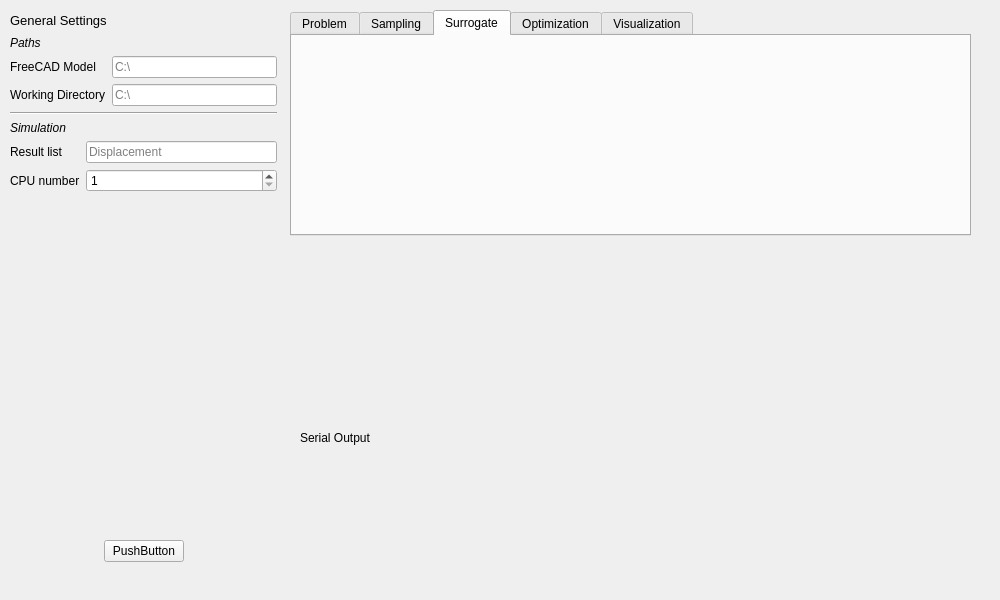
massimobrivio/TheEng, file src/ui/theeng.ui: the form before one commit.
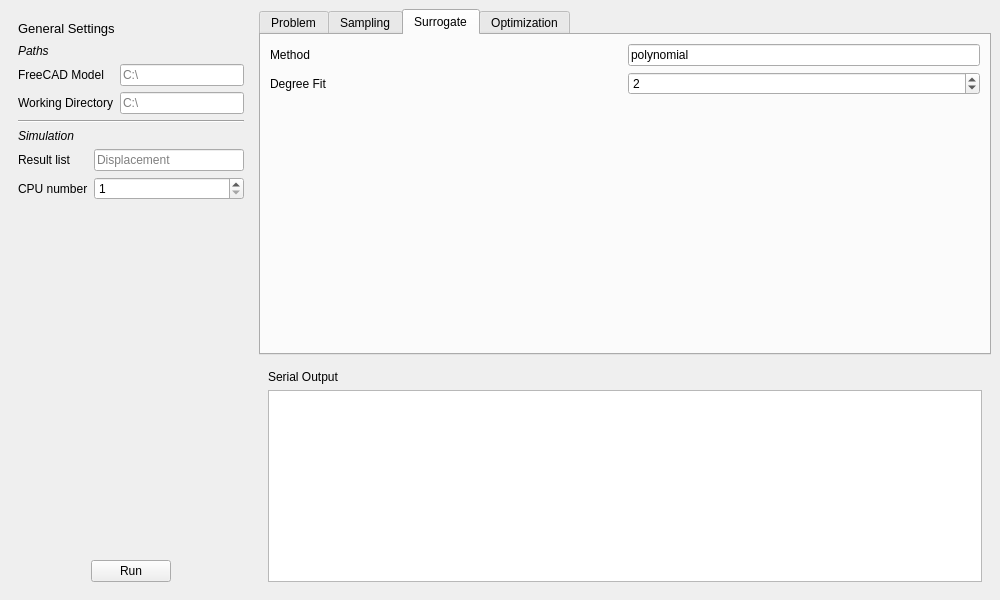
The form after the commit. The open tabs and pages were chosen to show the change. Icons and pictures are not drawn.

What changed in the file:
```diff
--- a/src/ui/theeng.ui
+++ b/src/ui/theeng.ui
@@ -14,17 +14,11 @@
    <string>MainWindow</string>
   </property>
   <widget class="QWidget" name="centralwidget">
+   <layout class="QVBoxLayout" name="verticalLayout_4">
+    <item>
+     <layout class="QHBoxLayout" name="horizontalLayout_3" stretch="1,3">
+      <item>
    <widget class="QWidget" name="sidebarWidget" native="true">
-    <property name="geometry">
-     <rect>
-      <x>10</x>
-      <y>10</y>
-      <width>267</width>
-      <height>552</height>
-     </rect>
-    </property>
-    <layout class="QHBoxLayout" name="horizontalLayout_2">
-     <item>
       <layout class="QVBoxLayout" name="verticalLayout">
        <item>
         <layout class="QHBoxLayout" name="horizontalLayout">
@@ -167,7 +161,7 @@
          <property name="sizeHint" stdset="0">
           <size>
            <width>20</width>
-           <height>298</height>
+             <height>345</height>
           </size>
          </property>
         </spacer>
@@ -190,7 +184,7 @@
          <item>
           <widget class="QPushButton" name="runButton">
            <property name="text">
-            <string>PushButton</string>
+              <string>Run</string>
            </property>
           </widget>
          </item>
@@ -210,18 +204,12 @@
         </layout>
        </item>
       </layout>
-     </item>
-    </layout>
-   </widget>
+       </widget>
+      </item>
+      <item>
+       <layout class="QVBoxLayout" name="verticalLayout_13" stretch="3,2">
+        <item>
    <widget class="QTabWidget" name="tabWidget">
-    <property name="geometry">
-     <rect>
-      <x>290</x>
-      <y>10</y>
-      <width>681</width>
-      <height>226</height>
-     </rect>
-    </property>
     <property name="tabPosition">
      <enum>QTabWidget::North</enum>
     </property>
@@ -229,22 +217,25 @@
      <number>0</number>
     </property>
     <widget class="QWidget" name="problem_tab">
+           <attribute name="icon">
+            <iconset resource="resources.qrc">
+             <normaloff>:/icons/icons/problem_sidebar.png</normaloff>:/icons/icons/problem_sidebar.png</iconset>
+           </attribute>
      <attribute name="title">
       <string>Problem</string>
      </attribute>
      <layout class="QVBoxLayout" name="verticalLayout_5">
       <item>
-       <widget class="QWidget" name="design_variablesWidget" native="true">
         <layout class="QVBoxLayout" name="verticalLayout_3">
          <item>
-          <widget class="QLabel" name="label_4">
+               <widget class="QLabel" name="designvariableLabel">
            <property name="text">
             <string>Design Variables</string>
            </property>
           </widget>
          </item>
          <item>
-          <layout class="QGridLayout" name="gridLayout" rowstretch="0,0" columnstretch="1,1,1" rowminimumheight="0,0">
+               <layout class="QGridLayout" name="gridLayout" rowstretch="0,0" columnstretch="1,0,0">
            <item row="0" column="0">
             <widget class="QLabel" name="label_3">
              <property name="text">
@@ -252,12 +243,8 @@
              </property>
             </widget>
            </item>
-           <item row="0" column="1">
-            <widget class="QLabel" name="label_5">
-             <property name="text">
-              <string>Lower Bound</string>
-             </property>
-            </widget>
+                <item row="1" column="2">
+                 <widget class="QDoubleSpinBox" name="doubleSpinBox_2"/>
            </item>
            <item row="0" column="2">
             <widget class="QLabel" name="label_6">
@@ -266,8 +253,12 @@
              </property>
             </widget>
            </item>
-           <item row="1" column="0">
-            <widget class="QLineEdit" name="lineEdit"/>
+                <item row="0" column="1">
+                 <widget class="QLabel" name="label_5">
+                  <property name="text">
+                   <string>Lower Bound</string>
+                  </property>
+                 </widget>
            </item>
            <item row="1" column="1">
             <widget class="QDoubleSpinBox" name="doubleSpinBox">
@@ -276,28 +267,27 @@
              </property>
             </widget>
            </item>
-           <item row="1" column="2">
-            <widget class="QDoubleSpinBox" name="doubleSpinBox_2"/>
+                <item row="1" column="0">
+                 <widget class="QLineEdit" name="lineEdit"/>
            </item>
           </layout>
          </item>
-        </layout>
+              <item>
+               <widget class="Line" name="line_2">
+                <property name="orientation">
+                 <enum>Qt::Horizontal</enum>
+                </property>
        </widget>
       </item>
       <item>
-       <widget class="QWidget" name="objectivesWidget" native="true">
-        <layout class="QGridLayout" name="gridLayout_2">
-         <item row="0" column="0">
-          <widget class="QLabel" name="label_7">
+               <widget class="QLabel" name="objectiveLabel">
            <property name="text">
             <string>Objectives</string>
            </property>
           </widget>
          </item>
-         <item row="1" column="0">
-          <layout class="QVBoxLayout" name="verticalLayout_4">
            <item>
-            <widget class="QLabel" name="label_8">
+               <widget class="QLabel" name="expressionLabel">
              <property name="text">
               <string>Expressions</string>
              </property>
@@ -317,9 +307,6 @@
          </item>
         </layout>
        </widget>
-      </item>
-     </layout>
-    </widget>
     <widget class="QWidget" name="sampling_tab">
      <attribute name="icon">
       <iconset resource="resources.qrc">
@@ -399,6 +386,63 @@
      <attribute name="title">
       <string>Surrogate</string>
      </attribute>
+           <layout class="QVBoxLayout" name="verticalLayout_8">
+            <item>
+             <layout class="QVBoxLayout" name="verticalLayout_2">
+              <item>
+               <layout class="QGridLayout" name="gridLayout_4" columnstretch="1,1">
+                <item row="0" column="0">
+                 <widget class="QLabel" name="label_11">
+                  <property name="text">
+                   <string>Method</string>
+                  </property>
+                 </widget>
+                </item>
+                <item row="0" column="1">
+                 <widget class="QLineEdit" name="lineEdit_4">
+                  <property name="text">
+                   <string>polynomial</string>
+                  </property>
+                  <property name="placeholderText">
+                   <string>polynomial</string>
+                  </property>
+                 </widget>
+                </item>
+                <item row="1" column="0">
+                 <widget class="QLabel" name="label_12">
+                  <property name="text">
+                   <string>Degree Fit</string>
+                  </property>
+                 </widget>
+                </item>
+                <item row="1" column="1">
+                 <widget class="QSpinBox" name="spinBox_2">
+                  <property name="minimum">
+                   <number>1</number>
+                  </property>
+                  <property name="value">
+                   <number>2</number>
+                  </property>
+                 </widget>
+                </item>
+               </layout>
+              </item>
+              <item>
+               <spacer name="verticalSpacer_3">
+                <property name="orientation">
+                 <enum>Qt::Vertical</enum>
+                </property>
+                <property name="sizeHint" stdset="0">
+                 <size>
+                  <width>20</width>
+                  <height>128</height>
+                 </size>
+                </property>
+               </spacer>
+              </item>
+             </layout>
+            </item>
+           </layout>
     </widget>
     <widget class="QWidget" name="optimization_tab">
      <attribute name="icon">
@@ -408,40 +452,91 @@
      <attribute name="title">
       <string>Optimization</string>
      </attribute>
-    </widget>
-    <widget class="QWidget" name="visualization_tab">
-     <attribute name="icon">
-      <iconset resource="resources.qrc">
-       <normaloff>:/icons/icons/visualization_sidebar.png</normaloff>:/icons/icons/visualization_sidebar.png</iconset>
-     </attribute>
-     <attribute name="title">
-      <string>Visualization</string>
-     </attribute>
-    </widget>
-   </widget>
-   <widget class="QWidget" name="widget" native="true">
-    <property name="geometry">
-     <rect>
-      <x>290</x>
-      <y>420</y>
-      <width>651</width>
-      <height>161</height>
-     </rect>
-    </property>
+           <layout class="QVBoxLayout" name="verticalLayout_10">
+            <item>
+             <layout class="QVBoxLayout" name="verticalLayout_9">
+              <item>
+               <layout class="QGridLayout" name="gridLayout_5" columnstretch="1,1">
+                <item row="0" column="0">
+                 <widget class="QLabel" name="label_13">
+                  <property name="text">
+                   <string>Method</string>
+                  </property>
+                 </widget>
+                </item>
+                <item row="0" column="1">
+                 <widget class="QLineEdit" name="lineEdit_5"/>
+                </item>
+                <item row="1" column="0">
+                 <widget class="QLabel" name="label_14">
+                  <property name="text">
+                   <string>Population Size</string>
+                  </property>
+                 </widget>
+                </item>
+                <item row="1" column="1">
+                 <widget class="QSpinBox" name="spinBox_3"/>
+                </item>
+                <item row="2" column="0">
+                 <widget class="QLabel" name="label_15">
+                  <property name="text">
+                   <string>Number of Evaluations</string>
+                  </property>
+                 </widget>
+                </item>
+                <item row="2" column="1">
+                 <widget class="QSpinBox" name="spinBox_4"/>
+                </item>
+               </layout>
+              </item>
+              <item>
+               <spacer name="verticalSpacer_4">
+                <property name="orientation">
+                 <enum>Qt::Vertical</enum>
+                </property>
+                <property name="sizeHint" stdset="0">
+                 <size>
+                  <width>20</width>
+                  <height>108</height>
+                 </size>
+                </property>
+               </spacer>
+              </item>
+             </layout>
+            </item>
+           </layout>
+          </widget>
+         </widget>
+        </item>
+        <item>
+         <widget class="QWidget" name="serialWidget" native="true">
+          <layout class="QVBoxLayout" name="verticalLayout_12">
+           <item>
+            <layout class="QVBoxLayout" name="verticalLayout_11">
+             <item>
     <widget class="QLabel" name="label_2">
-     <property name="geometry">
-      <rect>
-       <x>10</x>
-       <y>10</y>
-       <width>81</width>
-       <height>16</height>
-      </rect>
-     </property>
      <property name="text">
       <string>Serial Output</string>
      </property>
     </widget>
-   </widget>
+             </item>
+             <item>
+              <widget class="QTextEdit" name="textEdit">
+               <property name="readOnly">
+                <bool>true</bool>
+               </property>
+              </widget>
+             </item>
+            </layout>
+           </item>
+          </layout>
+         </widget>
+        </item>
+       </layout>
+      </item>
+     </layout>
+    </item>
+   </layout>
   </widget>
  </widget>
  <resources>
```
Lines whose indentation alone changed are shown as unchanged.
